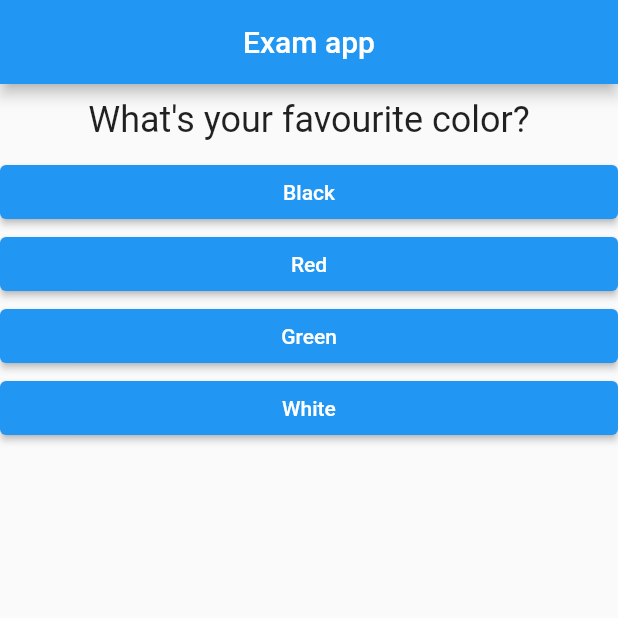
After one commit to NicholasNgaruiya/Personality-Test-app, a Flutter app: the screen it shows after launch, on a phone screen of 412 x 824 dp, the top half of it. The commit adds this screen. Run offline on Flutter 3.47's test engine with Material 2 defaults, Android fonts, the phone set to English and light mode, and no system bars.

Commit message:
Splitted the main dart into quiz and result widgets

```diff
--- a/lib/main.dart
+++ b/lib/main.dart
@@ -1,6 +1,6 @@
 import 'package:flutter/material.dart';
-import './question.dart';
-import './answer.dart';
+import './quiz.dart';
+import './result.dart';
 
 void main() {
   runApp(const MyApp());
@@ -29,7 +29,7 @@ class _MyAppState extends State<MyApp> {
 
   @override
   Widget build(BuildContext context) {
-    const questions = [
+    final _questions = const [
       {
         'questionText': 'What\'s your favourite color?',
         'answers': ['Black', 'Red', 'Green', 'White']
@@ -49,27 +49,18 @@ class _MyAppState extends State<MyApp> {
     ];
     return MaterialApp(
       home: Scaffold(
-        appBar: AppBar(
-          title: const Text('Exam app'),
-          backgroundColor: Colors.blue,
-          centerTitle: true,
-        ),
-        body: _questionIndex < questions.length
-            ? Column(children: [
-                Question(
-                  questions[_questionIndex]['questionText'] as String,
-                ),
-                ...(questions[_questionIndex]['answers'] as List<String>)
-                    .map((answer) {
-                  return Answer(_answerQuestion, answer);
-                }).toList()
-              ])
-            : const Center(
-                child: Text(
-                  'Congratulations You did it',
-                ),
-              ),
-      ),
+          appBar: AppBar(
+            title: const Text('Exam app'),
+            backgroundColor: Colors.blue,
+            centerTitle: true,
+          ),
+          body: _questionIndex < _questions.length
+              ? Quiz(
+                  answerQuestion: _answerQuestion,
+                  questionIndex: _questionIndex,
+                  questions: _questions,
+                )
+              : const Result()),
     );
   }
 }
--- /dev/null
+++ b/lib/quiz.dart
@@ -0,0 +1,29 @@
+import 'package:flutter/material.dart';
+
+import './question.dart';
+import './answer.dart';
+
+class Quiz extends StatelessWidget {
+  final List<Map<String, Object>> questions;
+  final int questionIndex;
+  final VoidCallback answerQuestion;
+
+  const Quiz({
+    super.key,
+    required this.questions,
+    required this.answerQuestion,
+    required this.questionIndex,
+  });
+
+  @override
+  Widget build(BuildContext context) {
+    return Column(children: [
+      Question(
+        questions[questionIndex]['questionText'] as String,
+      ),
+      ...(questions[questionIndex]['answers'] as List<String>).map((answer) {
+        return Answer(answerQuestion, answer);
+      }).toList()
+    ]);
+  }
+}
```
Also changed, not shown: lib/result.dart (added, +14 -0 lines).
